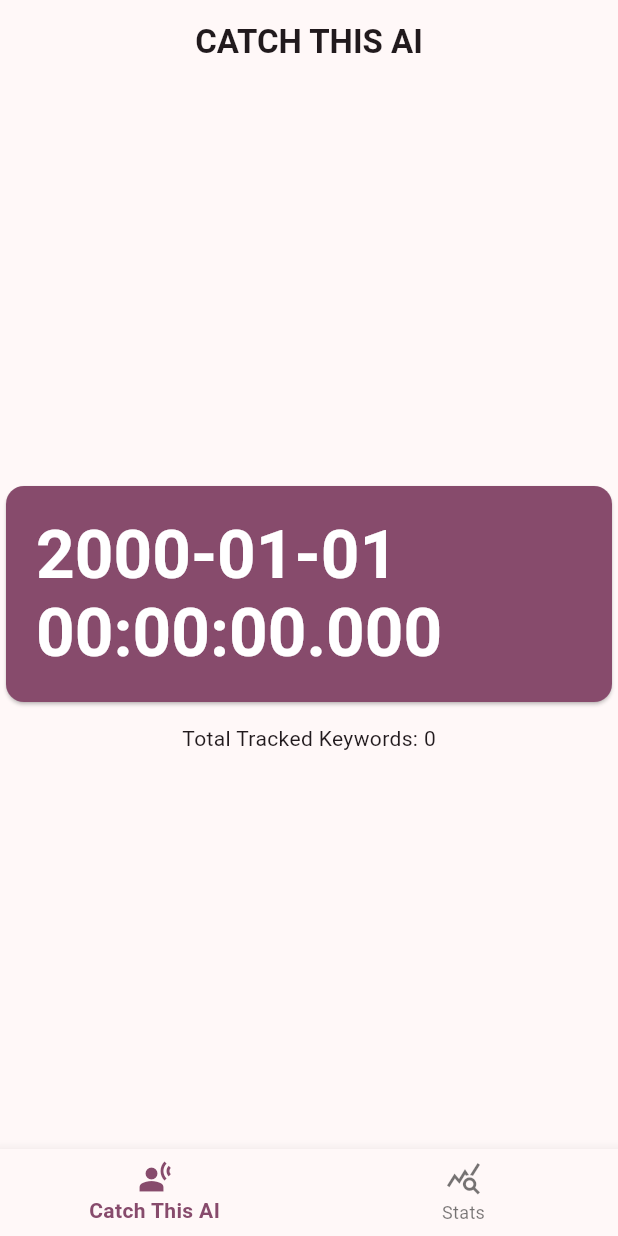
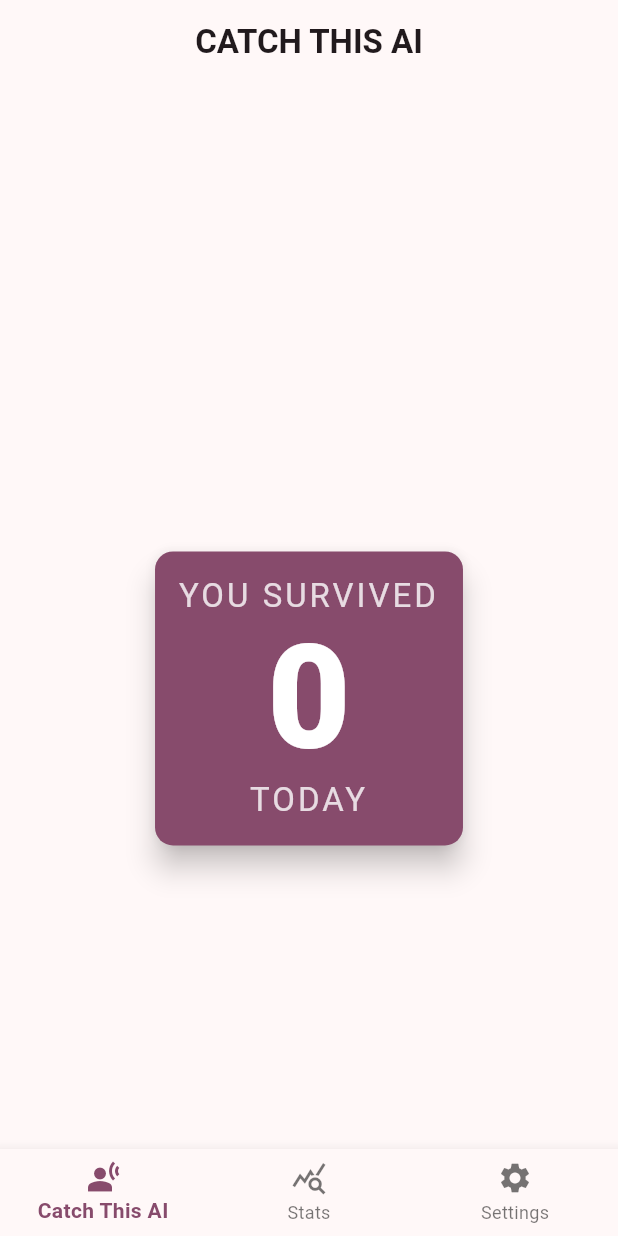
Before and after one commit to AbdullahHendy/catch-this-ai, a Flutter app: the screen it shows after launch, on a phone screen of 412 x 824 dp. Run offline on Flutter 3.47's test engine with Material 3 defaults, Android fonts, the phone set to English and light mode, and no system bars; our stand-ins replace hive, hive_flutter; missing offline and left inert: record, sherpa_onnx; accounts and stored records are empty; statements that could not run were skipped.

Commit message:
Improved UI
* Added Keyword history AnimatedList above the main DailyCountCard that includes keyword, date, time
* used intl lib to extract date and time from DateTime
* Added unimplemented settings button
* Updated DailyCountCard for better visuals

```diff
--- a/lib/app/home_page.dart
+++ b/lib/app/home_page.dart
@@ -35,6 +35,8 @@ class _MyHomePageState extends State<MyHomePage> {
     const String trackingLabel = 'Catch This AI';
     const Icon statsIcon = Icon(Icons.query_stats);
     const String statsLabel = 'Stats';
+    const Icon settingsIcon = Icon(Icons.settings);
+    const String settingsLabel = 'Settings';
 
     return Scaffold(
       body: LayoutBuilder(
@@ -54,6 +56,10 @@ class _MyHomePageState extends State<MyHomePage> {
                       BottomNavigationBarItem(
                         icon: statsIcon,
                         label: statsLabel,
+                      ),
+                      BottomNavigationBarItem(
+                        icon: settingsIcon,
+                        label: settingsLabel,
                       ),
                     ],
                     currentIndex: selectedIndex,
--- a/lib/features/tracker/presentation/pages/tracker_page.dart
+++ b/lib/features/tracker/presentation/pages/tracker_page.dart
@@ -1,18 +1,18 @@
+import 'package:catch_this_ai/features/tracker/presentation/widgets/day_history_list_view.dart';
 import 'package:flutter/material.dart';
 import 'package:provider/provider.dart';
 import 'package:catch_this_ai/features/tracker/presentation/view_model/tracker_view_model.dart';
 import 'package:catch_this_ai/features/tracker/presentation/widgets/daily_count_card.dart';
 
 /// Main page for tracking keywords
-// TODO: 1. Fix the DailyCountCard to show daily counts instead of last keyword, see daily_count_card.dart
-//       2. Add more cards and stuff for better UI/UX
+// TODO: 1. Think about adding more UI elements below the DailyCountCard
 class TrackerPage extends StatelessWidget {
   const TrackerPage({super.key});
 
   @override
   Widget build(BuildContext context) {
     final appState = context.watch<TrackingViewModel>();
-    final trackedKeyword = appState.lastDayKeyword;
+    // final dayKeywords = appState.dayKeywordHistory;
     final count = appState.totalDayCount;
 
     return Scaffold(
@@ -28,9 +28,10 @@ class TrackerPage extends StatelessWidget {
         child: Column(
           mainAxisAlignment: MainAxisAlignment.center,
           children: [
-            DailyCountCard(trackedKeyword: trackedKeyword),
+            const Expanded(flex: 3, child: DayHistoryListView()),
             const SizedBox(height: 10),
-            Text('Total Tracked Keywords: $count'),
+            DailyCountCard(totalDayCount: count),
+            const Spacer(flex: 2),
           ],
         ),
       ),
--- a/lib/features/tracker/presentation/view_model/tracker_view_model.dart
+++ b/lib/features/tracker/presentation/view_model/tracker_view_model.dart
@@ -1,7 +1,7 @@
 import 'dart:async';
-import 'package:flutter/foundation.dart';
 import 'package:catch_this_ai/features/tracker/data/tracker_repository.dart';
 import 'package:catch_this_ai/features/tracker/domain/tracked_keyword.dart';
+import 'package:flutter/material.dart';
 
 /// ViewModel to manage tracking state and data
 class TrackingViewModel extends ChangeNotifier {
@@ -16,24 +16,33 @@ class TrackingViewModel extends ChangeNotifier {
   DateTime _currentDay = DateTime.now();
 
   // State variables
-  TrackedKeyword _lastDayKeyword = TrackedKeyword('', DateTime(2000));
+  final List<TrackedKeyword> _dayKeywordHistory = [];
   int _totalDayCount = 0;
   bool _isRunning = false;
+  bool _isInitialized = false;
+
+  // GlobalKey for AnimatedList in history view
+  GlobalKey? historyListKey;
 
   // Getters for state variables for easy access
-  TrackedKeyword get lastDayKeyword => _lastDayKeyword;
+  List<TrackedKeyword> get dayKeywordHistory => _dayKeywordHistory;
   int get totalDayCount => _totalDayCount;
   bool get isRunning => _isRunning;
+  bool get isInitialized => _isInitialized;
 
   TrackingViewModel(this._repository);
 
   // Initialize view model
   Future<void> init() async {
+    if (_isInitialized) return;
     // Initialize the repository and its services
     await _repository.init();
 
     // Load today's history to set initial state
     _loadTodayHistory();
+
+    _isInitialized = true;
+    notifyListeners();
   }
 
   // Start tracking process
@@ -51,7 +60,9 @@ class TrackingViewModel extends ChangeNotifier {
         _loadTodayHistory();
       }
 
-      _lastDayKeyword = trackedKeyword;
+      _dayKeywordHistory.insert(0, trackedKeyword);
+      final animatedList = historyListKey?.currentState as AnimatedListState?;
+      animatedList?.insertItem(0);
       _totalDayCount++;
       // Notify listeners (UI) about state changes
       notifyListeners();
@@ -85,6 +96,7 @@ class TrackingViewModel extends ChangeNotifier {
   void dispose() {
     _trackWordSub?.cancel();
     _dayCheckTimer?.cancel();
+    _isInitialized = false;
     super.dispose();
   }
 
@@ -92,12 +104,15 @@ class TrackingViewModel extends ChangeNotifier {
   void _loadTodayHistory() {
     final today = DateTime.now();
     final todayHistory = _repository.getHistoryForDay(today);
-    _lastDayKeyword = todayHistory.isNotEmpty
-        ? todayHistory.last
-        : TrackedKeyword('', DateTime(2000));
-    _totalDayCount = todayHistory.length;
+
+    final animatedList = historyListKey?.currentState as AnimatedListState?;
+    for (final keyword in todayHistory) {
+      _dayKeywordHistory.insert(0, keyword);
+      animatedList?.insertItem(0, duration: Duration(milliseconds: 1000));
+    }
+
+    _totalDayCount = _dayKeywordHistory.length;
     _currentDay = today;
-    notifyListeners();
   }
 
   // Helper to check if a two dates are on the same day
--- a/lib/features/tracker/presentation/widgets/daily_count_card.dart
+++ b/lib/features/tracker/presentation/widgets/daily_count_card.dart
@@ -1,40 +1,56 @@
 import 'package:flutter/material.dart';
-import 'package:catch_this_ai/features/tracker/domain/tracked_keyword.dart';
 
 /// Card to display the daily count of tracked keywords
-// TODO: 1. This card currently shows the last tracked keyword and its timestamp, for testing purposes.
-//       2. Update it to mainly show the daily count of tracked keywords instead ()
-//       3. Need more cards for other stats like weekly, monthly, blah.
 class DailyCountCard extends StatelessWidget {
-  const DailyCountCard({super.key, required this.trackedKeyword});
-  final TrackedKeyword trackedKeyword;
+  const DailyCountCard({super.key, required this.totalDayCount});
+  final int totalDayCount;
 
   @override
   Widget build(BuildContext context) {
     final theme = Theme.of(context);
-    final style = theme.textTheme.displayMedium!.copyWith(
-      color: theme.colorScheme.onPrimary,
-    );
+    final colorScheme = theme.colorScheme;
+    final textTheme = theme.textTheme;
 
     return Card(
-      color: theme.colorScheme.primary,
+      color: colorScheme.primary,
+      shape: RoundedRectangleBorder(borderRadius: BorderRadius.circular(12)),
+      elevation: 8,
       child: Padding(
-        padding: const EdgeInsets.all(20),
+        padding: const EdgeInsets.all(16),
         child: AnimatedSize(
           duration: const Duration(milliseconds: 200),
-          child: MergeSemantics(
-            child: Wrap(
-              children: [
-                Text(
-                  trackedKeyword.keyword,
-                  style: style.copyWith(fontWeight: FontWeight.w200),
+          child: Column(
+            mainAxisSize: MainAxisSize.min,
+            crossAxisAlignment: CrossAxisAlignment.center,
+            children: [
+              Text(
+                'YOU SURVIVED',
+                textAlign: TextAlign.center,
+                style: textTheme.titleLarge!.copyWith(
+                  color: colorScheme.onPrimary.withValues(alpha: 0.8),
+                  fontWeight: FontWeight.w400,
+                  letterSpacing: 2,
                 ),
-                Text(
-                  trackedKeyword.timestamp.toString(),
-                  style: style.copyWith(fontWeight: FontWeight.bold),
+              ),
+              Text(
+                totalDayCount.toString(),
+                style: textTheme.displayLarge!.copyWith(
+                  color: colorScheme.onPrimary,
+                  fontWeight: FontWeight.w800,
+                  fontSize: 96,
+                  letterSpacing: 5,
                 ),
-              ],
-            ),
+              ),
+              Text(
+                'TODAY',
+                textAlign: TextAlign.center,
+                style: textTheme.titleLarge!.copyWith(
+                  color: colorScheme.onPrimary.withValues(alpha: 0.8),
+                  fontWeight: FontWeight.w400,
+                  letterSpacing: 2,
+                ),
+              ),
+            ],
           ),
         ),
       ),
--- /dev/null
+++ b/lib/features/tracker/presentation/widgets/day_history_list_view.dart
@@ -0,0 +1,96 @@
+import 'package:flutter/material.dart';
+import 'package:intl/intl.dart';
+import 'package:provider/provider.dart';
+import 'package:catch_this_ai/features/tracker/presentation/view_model/tracker_view_model.dart';
+
+/// Widget to display the list of tracked keywords for the day
+class DayHistoryListView extends StatefulWidget {
+  const DayHistoryListView({super.key});
+
+  @override
+  State<DayHistoryListView> createState() => _DayHistoryListViewState();
+}
+
+class _DayHistoryListViewState extends State<DayHistoryListView> {
+  // GlobalKey for AnimatedList to manage list state
+  // This is used to access the AnimatedListState for inserting/removing items
+  final _key = GlobalKey();
+
+  // Gradient for fading effect at top of the list
+  static const Gradient _maskingGradient = LinearGradient(
+    colors: [Colors.transparent, Colors.black],
+    stops: [0.0, 0.5],
+    begin: Alignment.topCenter,
+    end: Alignment.bottomCenter,
+  );
+
+  @override
+  Widget build(BuildContext context) {
+    final theme = Theme.of(context);
+    final colorScheme = theme.colorScheme;
+    final textTheme = theme.textTheme;
+
+    // Access the TrackingViewModel
+    final trackerViewModel = context.watch<TrackingViewModel>();
+    trackerViewModel.historyListKey = _key;
+
+    // Formatters for only date and only time
+    final dateFormatter = DateFormat.yMMMd();
+    final timeFormatter = DateFormat.jm();
+
+    return ShaderMask(
+      shaderCallback: (bounds) => _maskingGradient.createShader(bounds),
+      blendMode: BlendMode.dstIn,
+      child: AnimatedList(
+        key: _key,
+        reverse: true,
+        padding: const EdgeInsets.only(top: 100),
+        initialItemCount: trackerViewModel.totalDayCount,
+        itemBuilder: (context, index, animation) {
+          final keyword = trackerViewModel.dayKeywordHistory[index];
+          String formattedDate = dateFormatter.format(keyword.timestamp);
+          String formattedTime = timeFormatter.format(keyword.timestamp);
+
+          return SizeTransition(
+            sizeFactor: animation,
+            child: Center(
+              child: Row(
+                mainAxisAlignment: MainAxisAlignment.center,
+                children: [
+                  Text(
+                    keyword.keyword,
+                    style: theme.textTheme.bodyLarge!.copyWith(
+                      fontWeight: FontWeight.bold,
+                    ),
+                  ),
+                  const SizedBox(width: 8),
+                  Text('|', style: textTheme.bodyLarge),
+                  const SizedBox(width: 8),
+                  Text(
+                    formattedDate,
+                    style: textTheme.bodyMedium!.copyWith(
+                      color: colorScheme.onSurfaceVariant.withValues(
+                        alpha: 0.8,
+                      ),
+                    ),
+                  ),
+                  const SizedBox(width: 8),
+                  Text('|', style: textTheme.bodyLarge),
+                  const SizedBox(width: 8),
+                  Text(
+                    formattedTime,
+                    style: textTheme.bodyMedium!.copyWith(
+                      color: colorScheme.onSurfaceVariant.withValues(
+                        alpha: 0.8,
+                      ),
+                    ),
+                  ),
+                ],
+              ),
+            ),
+          );
+        },
+      ),
+    );
+  }
+}
--- a/pubspec.yaml
+++ b/pubspec.yaml
@@ -38,6 +38,7 @@ dependencies:
   sherpa_onnx: ^1.12.14
   hive: ^2.2.3
   hive_flutter: ^1.1.0
+  intl: ^0.20.2
 
 dev_dependencies:
   flutter_test:
```
Also changed, not shown: pubspec.lock.
